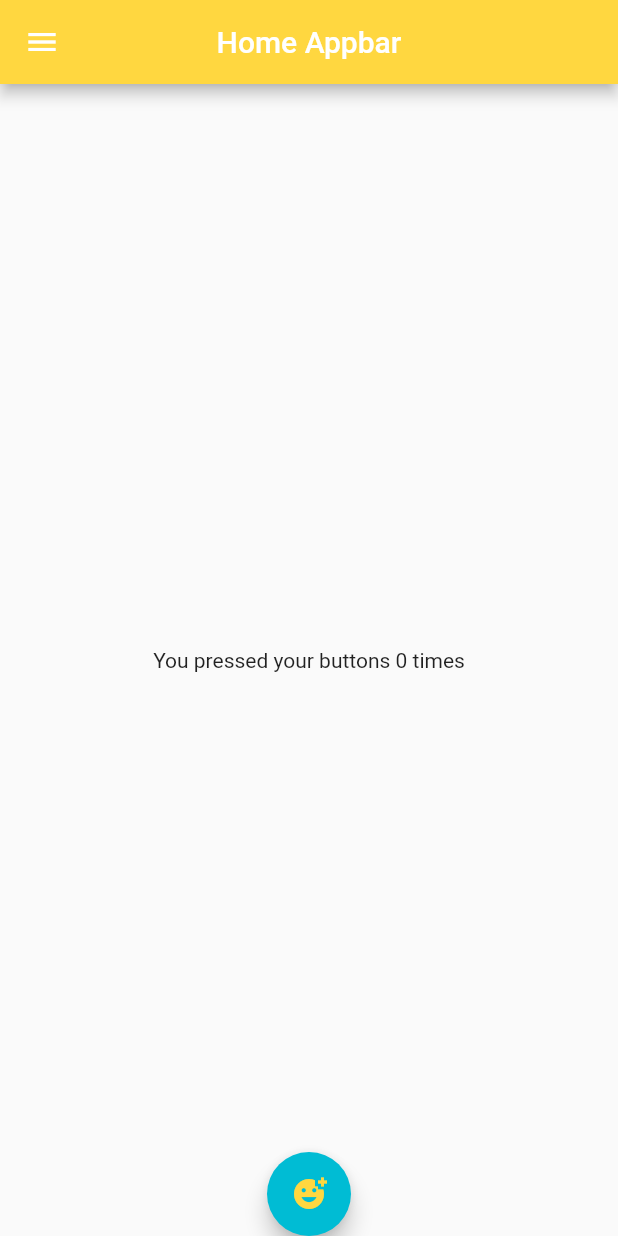
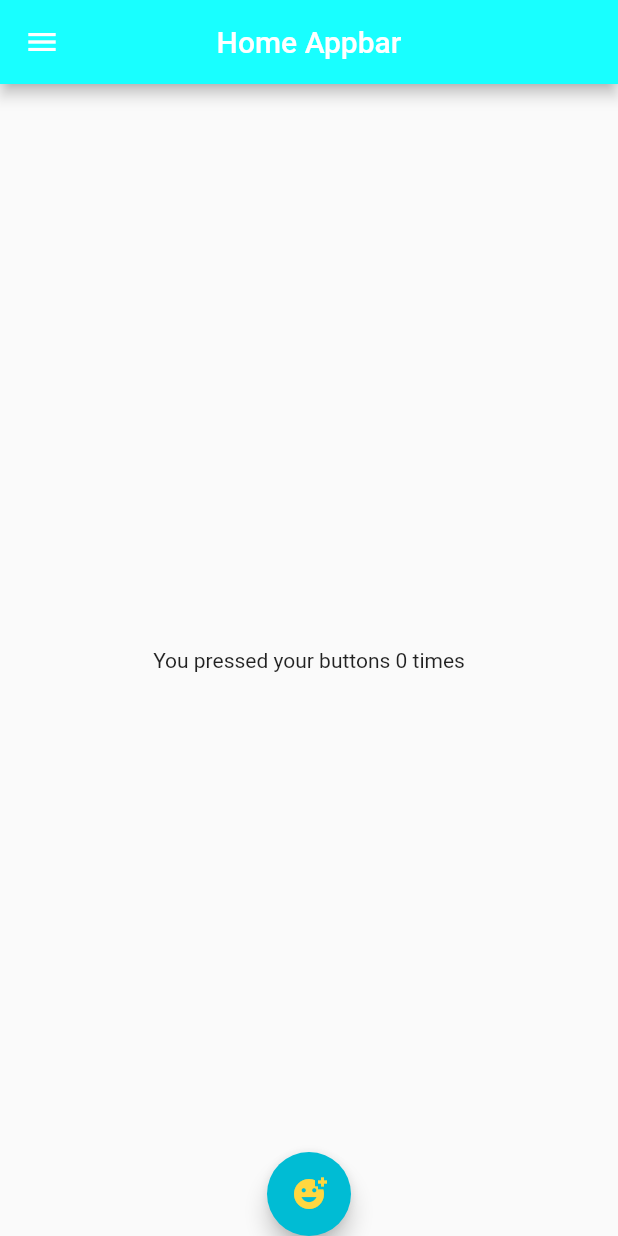
Before and after one commit to MiNHAZ-33/Flutter-Basic, a Flutter app: the screen it shows after launch, on a phone screen of 412 x 824 dp. Run offline on Flutter 3.47's test engine with Material 2 defaults, Android fonts, the phone set to English and light mode, and no system bars.

Commit message:
worked on navigation bar. couldn't complete the header

```diff
--- a/lib/main.dart
+++ b/lib/main.dart
@@ -24,31 +24,21 @@ class _HomePageState extends State<HomePage> {
   Widget build(BuildContext context) {
     return Scaffold(
       drawer: Drawer(
+          child: Material(
+        color: Colors.blueAccent,
         child: ListView(
           children: [
-            DrawerHeader(
-              decoration: BoxDecoration(color: Colors.amber),
-              child: Text('Drawer header'),
-            ),
-            ListTile(
-              leading: IconButton(
-                icon: Icon(Icons.menu),
-                onPressed: () {},
-              ),
-            ),
-            ListTile(
-              leading: IconButton(
-                icon: Icon(Icons.home),
-                onPressed: () {},
-              ),
-            )
+            buildMenuItem(text: 'Home', icon: Icons.home),
+            buildMenuItem(
+                text: 'Notification', icon: Icons.notifications_active_rounded),
+            buildMenuItem(text: 'Settings', icon: Icons.settings),
           ],
         ),
-      ),
+      )),
       appBar: AppBar(
         title: Text('Home Appbar'),
         centerTitle: true,
-        backgroundColor: Colors.amberAccent,
+        backgroundColor: Colors.cyanAccent,
       ),
       body: Center(
         child: Text('You pressed your buttons $_count times'),
@@ -68,3 +58,17 @@ class _HomePageState extends State<HomePage> {
     );
   }
 }
+
+Widget buildMenuItem({required String text, required IconData icon}) {
+  final color = Colors.white;
+  final hovercolor = Colors.white;
+
+  return ListTile(
+    leading: Icon(
+      icon,
+      color: color,
+    ),
+    title: Text(text, style: TextStyle(color: color)),
+    onTap: () {},
+  );
+}
```
